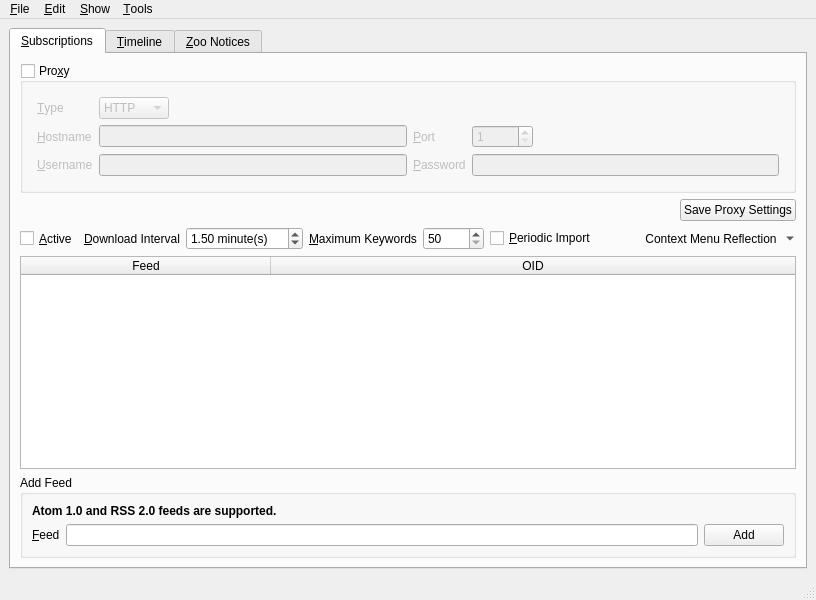
Qt form branches/trunk/UI/spot-on-rss.ui (textbrowser/spot-on) before a commit.
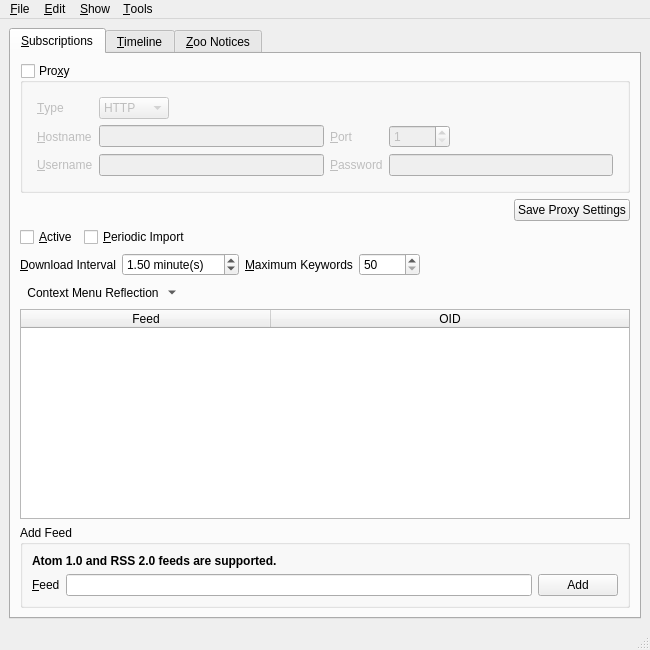
The same form after that commit. Icons and pictures are not drawn. Custom widgets are drawn as their Qt base class.

What changed in the file:
```diff
--- a/branches/trunk/UI/spot-on-rss.ui
+++ b/branches/trunk/UI/spot-on-rss.ui
@@ -6,8 +6,8 @@
    <rect>
     <x>0</x>
     <y>0</y>
-    <width>816</width>
-    <height>600</height>
+    <width>650</width>
+    <height>650</height>
    </rect>
   </property>
   <property name="windowIcon">
@@ -243,6 +243,30 @@
            </widget>
           </item>
           <item>
+           <widget class="QCheckBox" name="periodic_import">
+            <property name="text">
+             <string>&amp;Periodic Import</string>
+            </property>
+           </widget>
+          </item>
+          <item>
+           <spacer name="horizontalSpacer">
+            <property name="orientation">
+             <enum>Qt::Horizontal</enum>
+            </property>
+            <property name="sizeHint" stdset="0">
+             <size>
+              <width>40</width>
+              <height>20</height>
+             </size>
+            </property>
+           </spacer>
+          </item>
+         </layout>
+        </item>
+        <item>
+         <layout class="QHBoxLayout" name="horizontalLayout_5">
+          <item>
            <widget class="QLabel" name="label">
             <property name="text">
              <string>&amp;Download Interval</string>
@@ -292,14 +316,7 @@
            </widget>
           </item>
           <item>
-           <widget class="QCheckBox" name="periodic_import">
-            <property name="text">
-             <string>&amp;Periodic Import</string>
-            </property>
-           </widget>
-          </item>
-          <item>
-           <spacer name="horizontalSpacer">
+           <spacer name="horizontalSpacer_4">
             <property name="orientation">
              <enum>Qt::Horizontal</enum>
             </property>
@@ -311,6 +328,10 @@
             </property>
            </spacer>
           </item>
+         </layout>
+        </item>
+        <item>
+         <layout class="QHBoxLayout" name="horizontalLayout_7">
           <item>
            <widget class="QToolButton" name="action_menu">
             <property name="toolTip">
@@ -331,6 +352,19 @@
             </property>
            </widget>
           </item>
+          <item>
+           <spacer name="horizontalSpacer_5">
+            <property name="orientation">
+             <enum>Qt::Horizontal</enum>
+            </property>
+            <property name="sizeHint" stdset="0">
+             <size>
+              <width>40</width>
+              <height>20</height>
+             </size>
+            </property>
+           </spacer>
+          </item>
          </layout>
         </item>
         <item>
@@ -632,7 +666,7 @@
     <rect>
      <x>0</x>
      <y>0</y>
-     <width>816</width>
+     <width>650</width>
      <height>31</height>
     </rect>
    </property>
```
Left out of the diff: 8 changed lines with no effect on the pictures.
